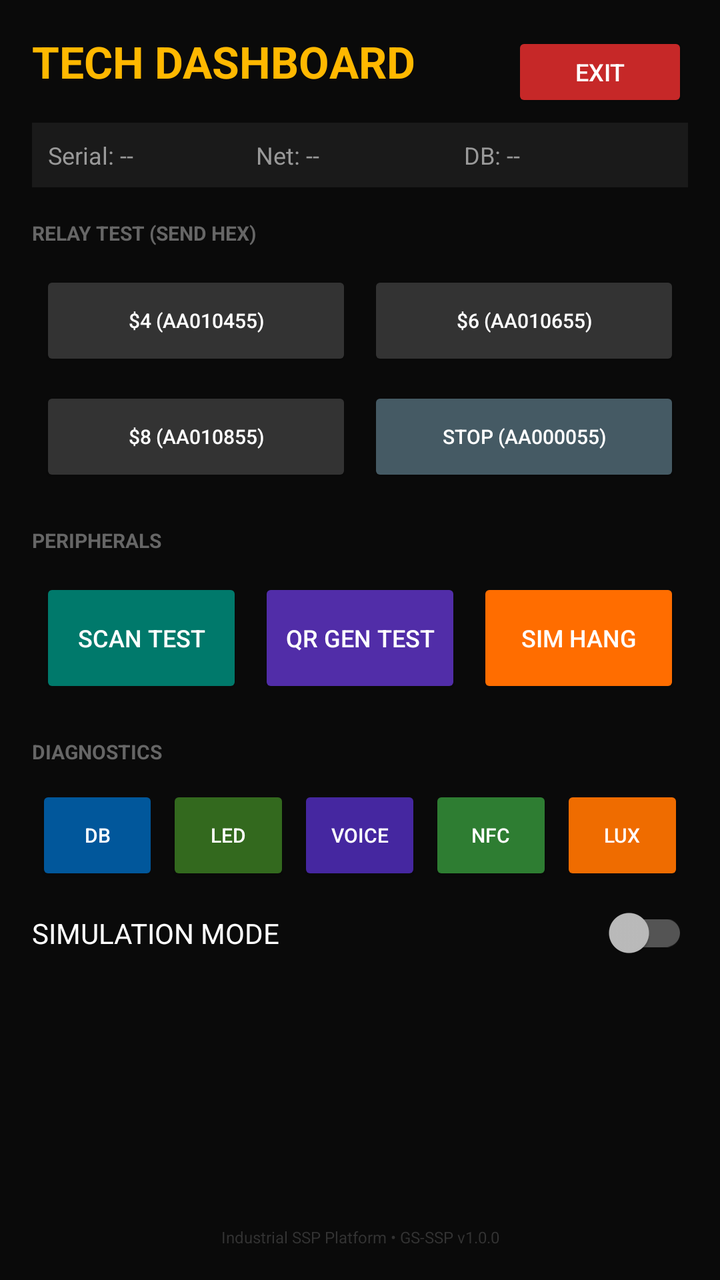
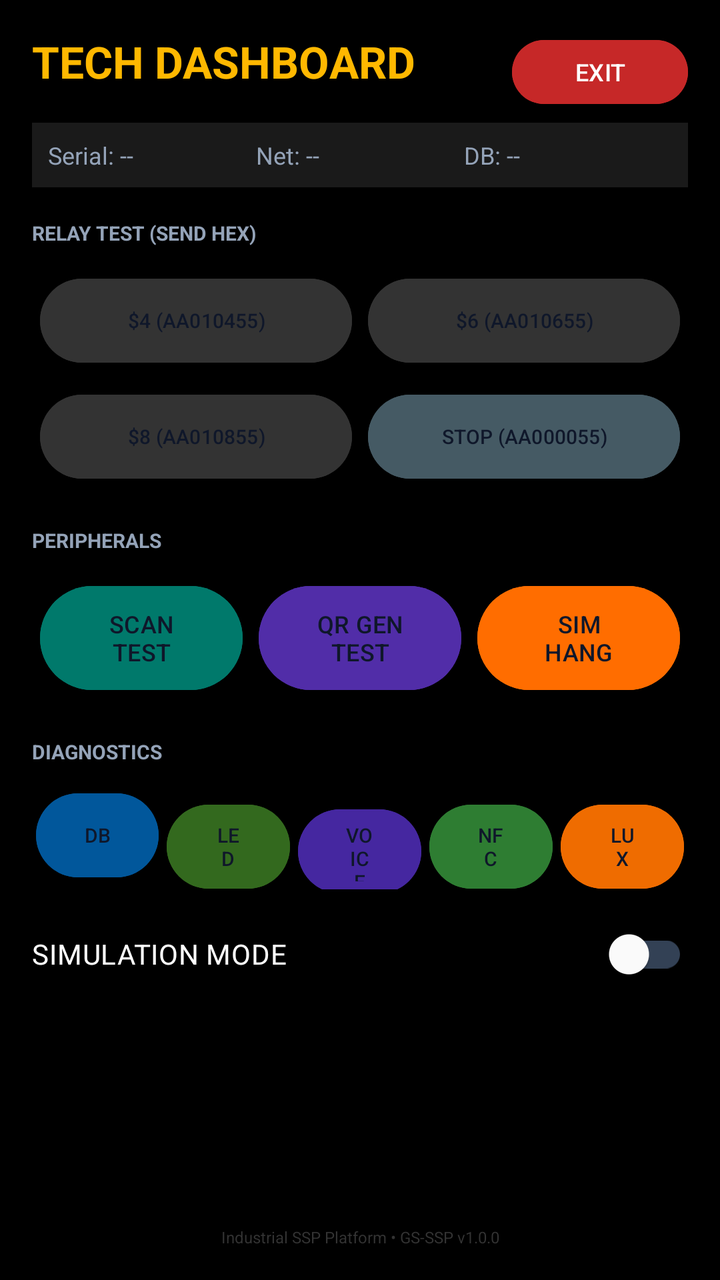

Compare the two renders of this Android layout. The source of the first and the diff that turns it into the second are given below.
<!-- AndroidManifest.xml: application theme Theme.SSP -->
<!-- res/layout/dialog_maintenance.xml -->
<?xml version="1.0" encoding="utf-8"?>
<androidx.constraintlayout.widget.ConstraintLayout xmlns:android="http://schemas.android.com/apk/res/android"
    xmlns:app="http://schemas.android.com/apk/res-auto"
    android:layout_width="match_parent"
    android:layout_height="match_parent"
    android:background="#0A0A0A"
    android:padding="16dp">

    
    <TextView
        android:id="@+id/tv_dash_title"
        android:layout_width="0dp"
        android:layout_height="wrap_content"
        android:text="TECH DASHBOARD"
        android:textColor="#FFB800"
        android:textSize="22sp"
        android:textStyle="bold"
        app:layout_constraintEnd_toStartOf="@id/btn_dash_exit"
        app:layout_constraintStart_toStartOf="parent"
        app:layout_constraintTop_toTopOf="parent" />

    <Button
        android:id="@+id/btn_dash_exit"
        android:layout_width="wrap_content"
        android:layout_height="40dp"
        android:backgroundTint="#C62828"
        android:text="EXIT"
        android:textColor="#FFFFFF"
        android:textSize="12sp"
        app:layout_constraintEnd_toEndOf="parent"
        app:layout_constraintTop_toTopOf="parent" />

    
    <LinearLayout
        android:id="@+id/layout_status"
        android:layout_width="match_parent"
        android:layout_height="wrap_content"
        android:layout_marginTop="16dp"
        android:background="#1A1A1A"
        android:orientation="horizontal"
        android:padding="8dp"
        app:layout_constraintTop_toBottomOf="@id/tv_dash_title">

        <TextView
            android:id="@+id/tv_status_serial"
            android:layout_width="0dp"
            android:layout_height="wrap_content"
            android:layout_weight="1"
            android:text="Serial: --"
            android:textColor="#999999"
            android:textSize="12sp" />

        <TextView
            android:id="@+id/tv_status_network"
            android:layout_width="0dp"
            android:layout_height="wrap_content"
            android:layout_weight="1"
            android:text="Net: --"
            android:textColor="#999999"
            android:textSize="12sp" />

        <TextView
            android:id="@+id/tv_status_db"
            android:layout_width="0dp"
            android:layout_height="wrap_content"
            android:layout_weight="1"
            android:text="DB: --"
            android:textColor="#999999"
            android:textSize="12sp" />
    </LinearLayout>

    
    <TextView
        android:id="@+id/tv_relay_label"
        android:layout_width="wrap_content"
        android:layout_height="wrap_content"
        android:layout_marginTop="16dp"
        android:text="RELAY TEST (SEND HEX)"
        android:textColor="#666666"
        android:textSize="10sp"
        android:textStyle="bold"
        app:layout_constraintStart_toStartOf="parent"
        app:layout_constraintTop_toBottomOf="@id/layout_status" />

    <GridLayout
        android:id="@+id/grid_relays"
        android:layout_width="match_parent"
        android:layout_height="wrap_content"
        android:layout_marginTop="8dp"
        android:columnCount="2"
        android:rowCount="2"
        app:layout_constraintTop_toBottomOf="@id/tv_relay_label">

        <Button
            android:id="@+id/btn_test_4"
            android:layout_width="0dp"
            android:layout_height="50dp"
            android:layout_columnWeight="1"
            android:layout_margin="4dp"
            android:backgroundTint="#333333"
            android:text="$4 (AA010455)"
            android:textSize="10sp" />

        <Button
            android:id="@+id/btn_test_6"
            android:layout_width="0dp"
            android:layout_height="50dp"
            android:layout_columnWeight="1"
            android:layout_margin="4dp"
            android:backgroundTint="#333333"
            android:text="$6 (AA010655)"
            android:textSize="10sp" />

        <Button
            android:id="@+id/btn_test_8"
            android:layout_width="0dp"
            android:layout_height="50dp"
            android:layout_columnWeight="1"
            android:layout_margin="4dp"
            android:backgroundTint="#333333"
            android:text="$8 (AA010855)"
            android:textSize="10sp" />

        <Button
            android:id="@+id/btn_test_stop"
            android:layout_width="0dp"
            android:layout_height="50dp"
            android:layout_columnWeight="1"
            android:layout_margin="4dp"
            android:backgroundTint="#455A64"
            android:text="STOP (AA000055)"
            android:textSize="10sp" />
    </GridLayout>

    
    <TextView
        android:id="@+id/tv_periph_label"
        android:layout_width="wrap_content"
        android:layout_height="wrap_content"
        android:layout_marginTop="16dp"
        android:text="PERIPHERALS"
        android:textColor="#666666"
        android:textSize="10sp"
        android:textStyle="bold"
        app:layout_constraintStart_toStartOf="parent"
        app:layout_constraintTop_toBottomOf="@id/grid_relays" />

    <LinearLayout
        android:id="@+id/layout_periph"
        android:layout_width="match_parent"
        android:layout_height="wrap_content"
        android:layout_marginTop="8dp"
        android:orientation="horizontal"
        app:layout_constraintTop_toBottomOf="@id/tv_periph_label">

        <Button
            android:id="@+id/btn_test_scan"
            android:layout_width="0dp"
            android:layout_height="60dp"
            android:layout_margin="4dp"
            android:layout_weight="1"
            android:backgroundTint="#00796B"
            android:text="SCAN TEST"
            android:textSize="12sp" />

        <Button
            android:id="@+id/btn_test_qr_gen"
            android:layout_width="0dp"
            android:layout_height="60dp"
            android:layout_margin="4dp"
            android:layout_weight="1"
            android:backgroundTint="#512DA8"
            android:text="QR GEN TEST"
            android:textSize="12sp" />

        <Button
            android:id="@+id/btn_sim_hang"
            android:layout_width="0dp"
            android:layout_height="60dp"
            android:layout_margin="4dp"
            android:layout_weight="1"
            android:backgroundTint="#FF6D00"
            android:text="SIM HANG"
            android:textSize="12sp" />
    </LinearLayout>

    
    <TextView
        android:id="@+id/tv_diag_label"
        android:layout_width="wrap_content"
        android:layout_height="wrap_content"
        android:layout_marginTop="16dp"
        android:text="DIAGNOSTICS"
        android:textColor="#666666"
        android:textSize="10sp"
        android:textStyle="bold"
        app:layout_constraintStart_toStartOf="parent"
        app:layout_constraintTop_toBottomOf="@id/layout_periph" />

    <LinearLayout
        android:id="@+id/layout_diag"
        android:layout_width="match_parent"
        android:layout_height="wrap_content"
        android:layout_marginTop="8dp"
        android:orientation="horizontal"
        app:layout_constraintTop_toBottomOf="@id/tv_diag_label">

        <Button
            android:id="@+id/btn_test_db"
            android:layout_width="0dp"
            android:layout_height="50dp"
            android:layout_margin="2dp"
            android:layout_weight="1"
            android:backgroundTint="#01579B"
            android:text="DB"
            android:textSize="10sp" />

        <Button
            android:id="@+id/btn_test_led"
            android:layout_width="0dp"
            android:layout_height="50dp"
            android:layout_margin="2dp"
            android:layout_weight="1"
            android:backgroundTint="#33691E"
            android:text="LED"
            android:textSize="10sp" />

        <Button
            android:id="@+id/btn_test_voice"
            android:layout_width="0dp"
            android:layout_height="50dp"
            android:layout_margin="2dp"
            android:layout_weight="1"
            android:backgroundTint="#4527A0"
            android:text="VOICE"
            android:textSize="10sp" />

        <Button
            android:id="@+id/btn_test_nfc"
            android:layout_width="0dp"
            android:layout_height="50dp"
            android:layout_margin="2dp"
            android:layout_weight="1"
            android:backgroundTint="#2E7D32"
            android:text="NFC"
            android:textSize="10sp" />

        <Button
            android:id="@+id/btn_test_brightness"
            android:layout_width="0dp"
            android:layout_height="50dp"
            android:layout_margin="2dp"
            android:layout_weight="1"
            android:backgroundTint="#EF6C00"
            android:text="LUX"
            android:textSize="10sp" />
    </LinearLayout>

    
    <androidx.appcompat.widget.SwitchCompat
        android:id="@+id/switch_sim_mode"
        android:layout_width="match_parent"
        android:layout_height="wrap_content"
        android:layout_marginTop="100dp"
        android:text="SIMULATION MODE"
        android:textColor="#FFFFFF"
        android:textSize="14sp"
        app:layout_constraintTop_toBottomOf="@id/layout_periph" />

    
    <TextView
        android:layout_width="wrap_content"
        android:layout_height="wrap_content"
        android:text="Industrial SSP Platform • GS-SSP v1.0.0"
        android:textColor="#333333"
        android:textSize="8sp"
        app:layout_constraintBottom_toBottomOf="parent"
        app:layout_constraintEnd_toEndOf="parent"
        app:layout_constraintStart_toStartOf="parent" />

</androidx.constraintlayout.widget.ConstraintLayout>
<!-- resources referenced by this layout -->
<resources>
  <style name="Theme.SSP" parent="Theme.AppCompat.NoActionBar">
          
          <item name="colorPrimary">@color/royal_blue</item>
          <item name="colorPrimaryDark">@color/bg_dark</item>
          <item name="colorAccent">@color/gold_accent</item>
          <item name="android:windowBackground">@color/bg_dark</item>
          <item name="android:windowNoTitle">true</item>
          <item name="android:windowActionBar">false</item>
      </style>
  <color name="royal_blue">#00D1FF</color>
  <color name="bg_dark">#000000</color>
  <color name="gold_accent">#FFB800</color>
</resources>

<!-- the commit's change to res/layout/dialog_maintenance.xml (unified diff, before → after) -->
@@ -3,7 +3,7 @@
     xmlns:app="http://schemas.android.com/apk/res-auto"
     android:layout_width="match_parent"
     android:layout_height="match_parent"
-    android:background="#0A0A0A"
+    android:background="@color/bg_dark"
     android:padding="16dp">
 
     
@@ -12,7 +12,7 @@
         android:layout_width="0dp"
         android:layout_height="wrap_content"
         android:text="TECH DASHBOARD"
-        android:textColor="#FFB800"
+        android:textColor="@color/gold_accent"
         android:textSize="22sp"
         android:textStyle="bold"
         app:layout_constraintEnd_toStartOf="@id/btn_dash_exit"
@@ -23,9 +23,9 @@
         android:id="@+id/btn_dash_exit"
         android:layout_width="wrap_content"
         android:layout_height="40dp"
-        android:backgroundTint="#C62828"
+        android:backgroundTint="@color/alert_red_bg"
         android:text="EXIT"
-        android:textColor="#FFFFFF"
+        android:textColor="@color/text_light"
         android:textSize="12sp"
         app:layout_constraintEnd_toEndOf="parent"
         app:layout_constraintTop_toTopOf="parent" />
@@ -36,7 +36,7 @@
         android:layout_width="match_parent"
         android:layout_height="wrap_content"
         android:layout_marginTop="16dp"
-        android:background="#1A1A1A"
+        android:background="@color/bg_card_selected"
         android:orientation="horizontal"
         android:padding="8dp"
         app:layout_constraintTop_toBottomOf="@id/tv_dash_title">
@@ -47,7 +47,7 @@
             android:layout_height="wrap_content"
             android:layout_weight="1"
             android:text="Serial: --"
-            android:textColor="#999999"
+            android:textColor="@color/text_muted"
             android:textSize="12sp" />
 
         <TextView
@@ -56,7 +56,7 @@
             android:layout_height="wrap_content"
             android:layout_weight="1"
             android:text="Net: --"
-            android:textColor="#999999"
+            android:textColor="@color/text_muted"
             android:textSize="12sp" />
 
         <TextView
@@ -65,7 +65,7 @@
             android:layout_height="wrap_content"
             android:layout_weight="1"
             android:text="DB: --"
-            android:textColor="#999999"
+            android:textColor="@color/text_muted"
             android:textSize="12sp" />
     </LinearLayout>
 
@@ -76,7 +76,7 @@
         android:layout_height="wrap_content"
         android:layout_marginTop="16dp"
         android:text="RELAY TEST (SEND HEX)"
-        android:textColor="#666666"
+        android:textColor="@color/text_muted"
         android:textSize="10sp"
         android:textStyle="bold"
         app:layout_constraintStart_toStartOf="parent"
@@ -97,7 +97,7 @@
             android:layout_height="50dp"
             android:layout_columnWeight="1"
             android:layout_margin="4dp"
-            android:backgroundTint="#333333"
+            android:backgroundTint="@color/btn_neutral_bg"
             android:text="$4 (AA010455)"
             android:textSize="10sp" />
 
@@ -107,7 +107,7 @@
             android:layout_height="50dp"
             android:layout_columnWeight="1"
             android:layout_margin="4dp"
-            android:backgroundTint="#333333"
+            android:backgroundTint="@color/btn_neutral_bg"
             android:text="$6 (AA010655)"
             android:textSize="10sp" />
 
@@ -117,7 +117,7 @@
             android:layout_height="50dp"
             android:layout_columnWeight="1"
             android:layout_margin="4dp"
-            android:backgroundTint="#333333"
+            android:backgroundTint="@color/btn_neutral_bg"
             android:text="$8 (AA010855)"
             android:textSize="10sp" />
 
@@ -127,7 +127,7 @@
             android:layout_height="50dp"
             android:layout_columnWeight="1"
             android:layout_margin="4dp"
-            android:backgroundTint="#455A64"
+            android:backgroundTint="@color/diag_slate"
             android:text="STOP (AA000055)"
             android:textSize="10sp" />
     </GridLayout>
@@ -139,7 +139,7 @@
         android:layout_height="wrap_content"
         android:layout_marginTop="16dp"
         android:text="PERIPHERALS"
-        android:textColor="#666666"
+        android:textColor="@color/text_muted"
         android:textSize="10sp"
         android:textStyle="bold"
         app:layout_constraintStart_toStartOf="parent"
@@ -159,7 +159,7 @@
             android:layout_height="60dp"
             android:layout_margin="4dp"
             android:layout_weight="1"
-            android:backgroundTint="#00796B"
+            android:backgroundTint="@color/diag_teal"
             android:text="SCAN TEST"
             android:textSize="12sp" />
 
@@ -169,7 +169,7 @@
             android:layout_height="60dp"
             android:layout_margin="4dp"
             android:layout_weight="1"
-            android:backgroundTint="#512DA8"
+            android:backgroundTint="@color/diag_deep_purple"
             android:text="QR GEN TEST"
             android:textSize="12sp" />
 
@@ -179,7 +179,7 @@
             android:layout_height="60dp"
             android:layout_margin="4dp"
             android:layout_weight="1"
-            android:backgroundTint="#FF6D00"
+            android:backgroundTint="@color/diag_orange"
             android:text="SIM HANG"
             android:textSize="12sp" />
     </LinearLayout>
@@ -191,7 +191,7 @@
         android:layout_height="wrap_content"
         android:layout_marginTop="16dp"
         android:text="DIAGNOSTICS"
-        android:textColor="#666666"
+        android:textColor="@color/text_muted"
         android:textSize="10sp"
         android:textStyle="bold"
         app:layout_constraintStart_toStartOf="parent"
@@ -211,7 +211,7 @@
             android:layout_height="50dp"
             android:layout_margin="2dp"
             android:layout_weight="1"
-            android:backgroundTint="#01579B"
+            android:backgroundTint="@color/diag_blue"
             android:text="DB"
             android:textSize="10sp" />
 
@@ -221,7 +221,7 @@
             android:layout_height="50dp"
             android:layout_margin="2dp"
             android:layout_weight="1"
-            android:backgroundTint="#33691E"
+            android:backgroundTint="@color/diag_olive"
             android:text="LED"
             android:textSize="10sp" />
 
@@ -231,7 +231,7 @@
             android:layout_height="50dp"
             android:layout_margin="2dp"
             android:layout_weight="1"
-            android:backgroundTint="#4527A0"
+            android:backgroundTint="@color/diag_purple"
             android:text="VOICE"
             android:textSize="10sp" />
 
@@ -241,7 +241,7 @@
             android:layout_height="50dp"
             android:layout_margin="2dp"
             android:layout_weight="1"
-            android:backgroundTint="#2E7D32"
+            android:backgroundTint="@color/success_bg"
             android:text="NFC"
             android:textSize="10sp" />
 
@@ -251,7 +251,7 @@
             android:layout_height="50dp"
             android:layout_margin="2dp"
             android:layout_weight="1"
-            android:backgroundTint="#EF6C00"
+            android:backgroundTint="@color/diag_amber"
             android:text="LUX"
             android:textSize="10sp" />
     </LinearLayout>
@@ -263,7 +263,7 @@
         android:layout_height="wrap_content"
         android:layout_marginTop="100dp"
         android:text="SIMULATION MODE"
-        android:textColor="#FFFFFF"
+        android:textColor="@color/text_light"
         android:textSize="14sp"
         app:layout_constraintTop_toBottomOf="@id/layout_periph" />
 
@@ -272,7 +272,7 @@
         android:layout_width="wrap_content"
         android:layout_height="wrap_content"
         android:text="Industrial SSP Platform • GS-SSP v1.0.0"
-        android:textColor="#333333"
+        android:textColor="@color/text_faint"
         android:textSize="8sp"
         app:layout_constraintBottom_toBottomOf="parent"
         app:layout_constraintEnd_toEndOf="parent"
<!-- resource entries referenced after the edit -->
@@ -1,16 +1,43 @@
 <!-- resources referenced by this layout -->
 <resources>
-  <style name="Theme.SSP" parent="Theme.AppCompat.NoActionBar">
+  <color name="alert_red_bg">#C62828</color>
+  <color name="bg_card_selected">#1A1A1A</color>
+  <style name="Theme.SSP" parent="Theme.Material3.Dark.NoActionBar">
           
-          <item name="colorPrimary">@color/royal_blue</item>
-          <item name="colorPrimaryDark">@color/bg_dark</item>
-          <item name="colorAccent">@color/gold_accent</item>
+          <item name="colorPrimary">@color/gold_accent</item>
+          <item name="colorOnPrimary">@color/text_dark</item>
+          <item name="colorSecondary">@color/royal_blue</item>
+          <item name="colorOnSecondary">@color/text_dark</item>
+          <item name="colorError">@color/coral_red</item>
+          <item name="colorOnError">@color/text_light</item>
+          <item name="colorSurface">@color/bg_card</item>
+          <item name="colorOnSurface">@color/text_light</item>
+          <item name="colorSurfaceVariant">@color/bg_card_selected</item>
+          <item name="colorOnSurfaceVariant">@color/text_muted</item>
+          <item name="colorOutline">@color/border_light</item>
           <item name="android:windowBackground">@color/bg_dark</item>
           <item name="android:windowNoTitle">true</item>
           <item name="android:windowActionBar">false</item>
       </style>
+  <color name="text_dark">#0F172A</color>
   <color name="royal_blue">#00D1FF</color>
+  <color name="coral_red">#FF5252</color>
+  <color name="bg_card">#121212</color>
+  <color name="border_light">#334155</color>
   <color name="bg_dark">#000000</color>
+  <color name="btn_neutral_bg">#333333</color>
+  <color name="diag_amber">#EF6C00</color>
+  <color name="diag_blue">#01579B</color>
+  <color name="diag_deep_purple">#512DA8</color>
+  <color name="diag_olive">#33691E</color>
+  <color name="diag_orange">#FF6D00</color>
+  <color name="diag_purple">#4527A0</color>
+  <color name="diag_slate">#455A64</color>
+  <color name="diag_teal">#00796B</color>
   <color name="gold_accent">#FFB800</color>
+  <color name="success_bg">#2E7D32</color>
+  <color name="text_faint">#333333</color>
+  <color name="text_light">#FFFFFF</color>
+  <color name="text_muted">#94A3B8</color>
 </resources>
 
